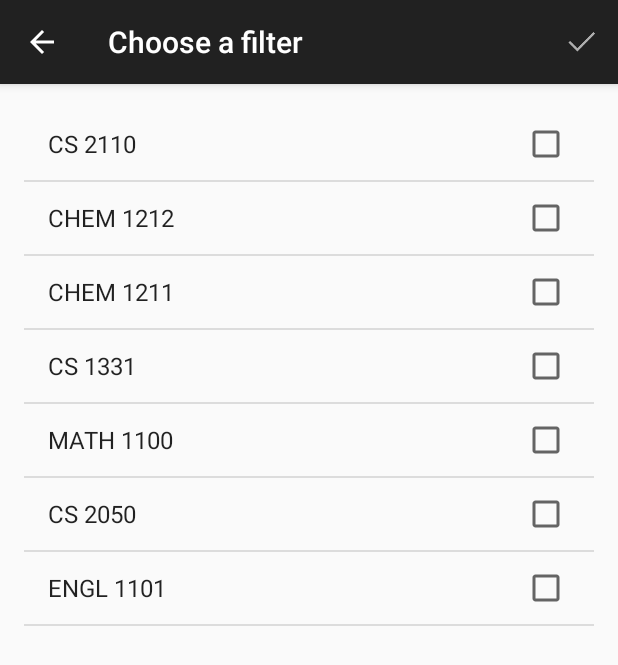
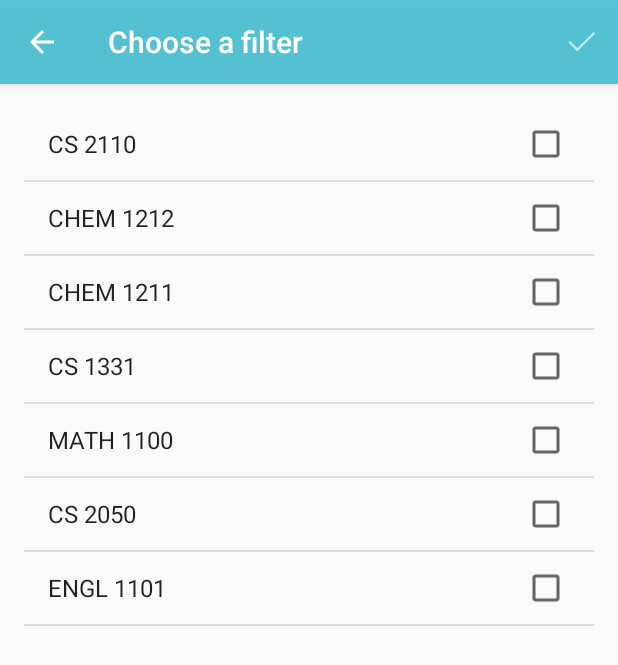
Before and after one commit to JinmingYu/GroupStudy, an Android app: the filterActivity screen opened directly, with no data from a screen before it, on a phone screen of 412 x 824 dp. Shown: the top 665 px of the screen. Run offline under Robolectric (Android 15) with nearby library versions, the phone set to English and light mode, and no system bars.

Commit message:
Added different color theme bars just because

```diff
--- a/app/src/main/res/values/colors.xml
+++ b/app/src/main/res/values/colors.xml
@@ -1,4 +1,5 @@
 <?xml version="1.0" encoding="utf-8"?>
 <resources>
     <color name="class_background">#5158BB</color>
+    <color name="actionBar_background">#ec4bc1d4</color>
 </resources>
--- a/app/src/main/res/values/styles.xml
+++ b/app/src/main/res/values/styles.xml
@@ -3,6 +3,15 @@
     <!-- Base application theme. -->
     <style name="AppTheme" parent="Theme.AppCompat.Light.DarkActionBar">
         <!-- Customize your theme here. -->
+        <item name="android:actionBarStyle">@style/myActionBar</item>
+
+        <item name="actionBarStyle">@style/myActionBar</item>
+    </style>
+    <style name="myActionBar" parent="Widget.AppCompat.ActionBar">
+        <item name="android:background">@color/actionBar_background</item>
+
+        <item name="background">@color/actionBar_background</item>
     </style>
 
+
 </resources>
```
